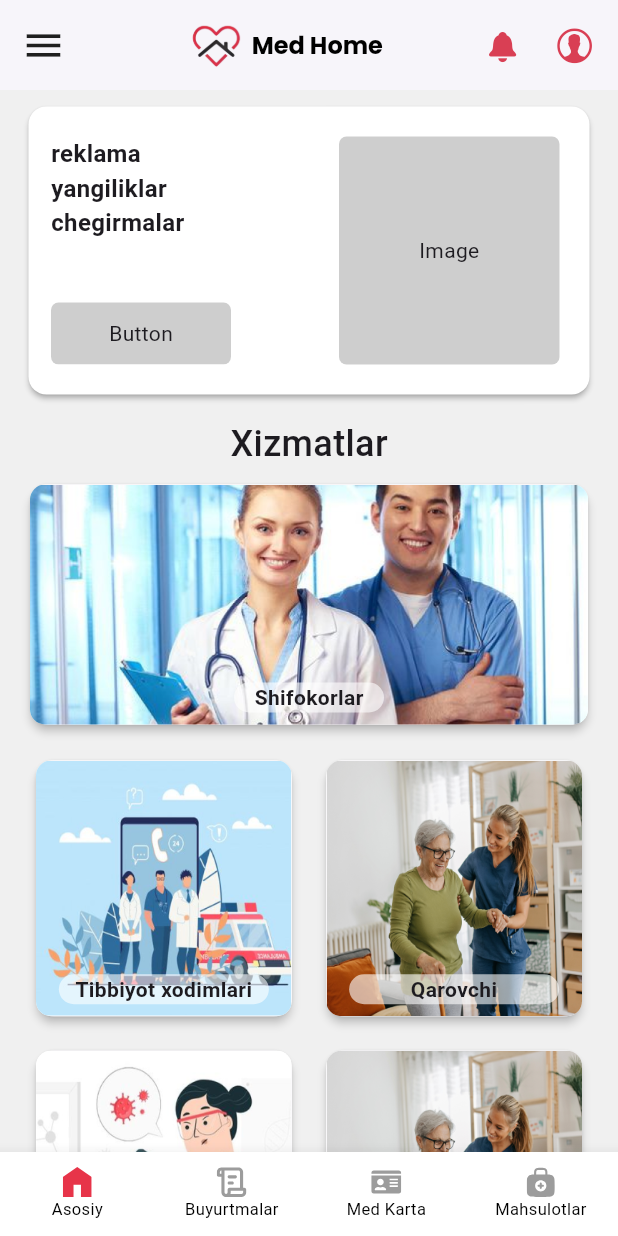
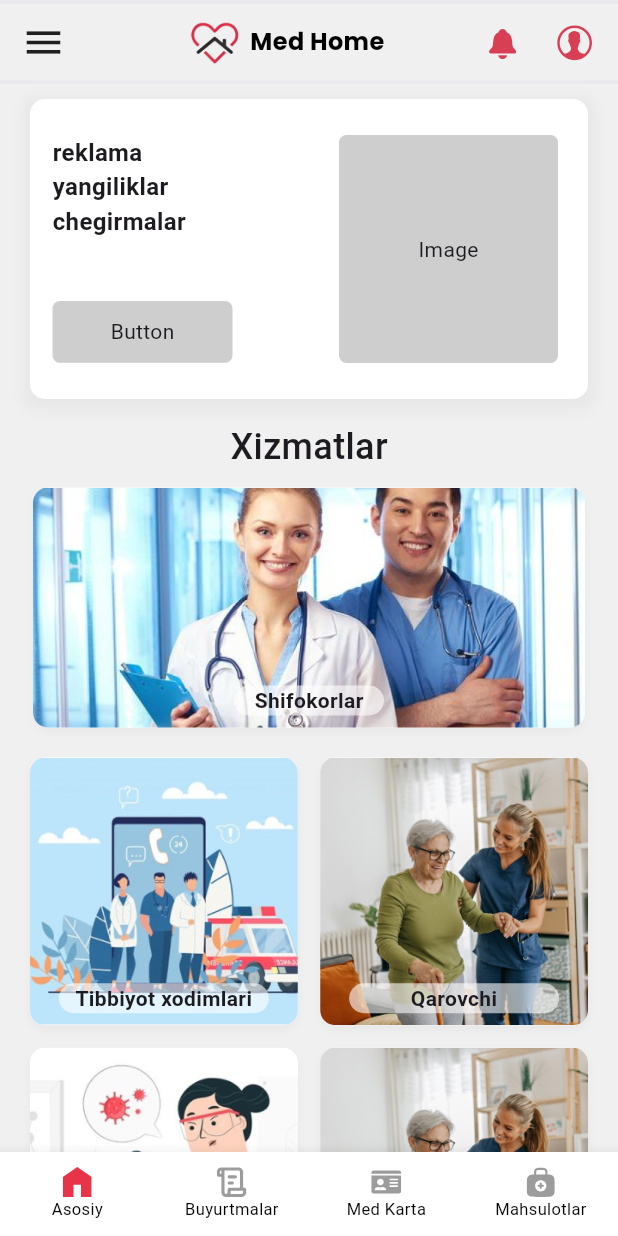
Before and after one commit to professorDeveloper/MedHome, a Flutter app: the BottomNavbar screen opened directly, on a phone screen of 412 x 824 dp. Run offline on Flutter 3.47's test engine with Material 3 defaults, Android fonts, the light colour scheme and no system bars; our stand-ins replace animate_do, another_flushbar, auto_route, bloc, connectivity_plus, flutter_bloc and 6 more; missing offline and left inert: dart:ffi, flutter_share, new_version, otp_pin_field, shake; accounts and stored records are empty; project files that could hold a hidden picture were left out.

Commit message:
medhome screens

```diff
--- a/lib/bottomNavigation/bottom_navigation.dart
+++ b/lib/bottomNavigation/bottom_navigation.dart
@@ -1,6 +1,10 @@
 import 'package:flutter/material.dart';
 import 'package:flutter_svg/svg.dart';
+import 'package:medhome/screens/Mahsulotlar/Mahsulotlar_screen.dart';
 import 'package:medhome/screens/home/home_screen.dart';
+import 'package:medhome/screens/medkarta/medkarta_screen.dart';
+
+import '../screens/Buyurtmalar/Buyurtmalar_screen.dart';
 
 class BottomNavbar extends StatefulWidget {
   const BottomNavbar({super.key});
@@ -12,9 +16,9 @@ class BottomNavbar extends StatefulWidget {
 class _BottomNavbarState extends State<BottomNavbar> {
   final List<Widget> _screens = [
     const HomeScreen(),
-    // const SecondPage(),
-    // const ThirdPage(),
-    // const FourthScreen()
+    const BuyurtmalarScreen(),
+    const MedkartaScreen(),
+    const MahsulotlarScreen()
   ];
 
   int _currentIndex = 0;
--- a/lib/screens/home/home_screen.dart
+++ b/lib/screens/home/home_screen.dart
@@ -5,8 +5,6 @@ import 'package:google_fonts/google_fonts.dart';
 import 'package:medhome/resources/home/home_contents.dart';
 import 'package:medhome/utils/app_color.dart';
 import 'package:medhome/utils/app_images.dart';
-import 'package:medhome/utils/my_pref.dart';
-import 'package:medhome/widgets/bar_menu.dart';
 
 class HomeScreen extends StatefulWidget {
   const HomeScreen({super.key});
@@ -17,19 +15,9 @@ class HomeScreen extends StatefulWidget {
 
 class _HomeScreenState extends State<HomeScreen> {
   @override
-  void initState() {
-    super.initState();
-    Prefs.init();
-
-    print(    "asdasdasd${Prefs.getAccessToken()}");
-  }
-
-
-  @override
   Widget build(BuildContext context) {
     return Scaffold(
       backgroundColor: AppColor.gray1,
-      drawer: BarMenu(),
       appBar: _appBar(contxt: context, function: () {}),
       body: SingleChildScrollView(
         physics: BouncingScrollPhysics(),
@@ -53,11 +41,9 @@ class _HomeScreenState extends State<HomeScreen> {
             ),
             Column(
               children: [
-                Card(
+                Container(
                   margin:
-                  const EdgeInsets.symmetric(horizontal: 20, vertical: 10),
-                  elevation: 2.5,
-                  child: Container(
+                      const EdgeInsets.symmetric(horizontal: 22, vertical: 10),
                   height: 160,
                   width: double.infinity,
                   decoration: BoxDecoration(
@@ -66,6 +52,13 @@ class _HomeScreenState extends State<HomeScreen> {
                         fit: BoxFit.cover),
                     color: Colors.white,
                     borderRadius: BorderRadius.circular(10),
+                    boxShadow: [
+                      BoxShadow(
+                        color: Colors.grey.withOpacity(0.1),
+                        blurRadius: 4,
+                        offset: const Offset(0, 3),
+                      ),
+                    ],
                   ),
                   child: Column(
                     mainAxisAlignment: MainAxisAlignment.end,
@@ -94,7 +87,6 @@ class _HomeScreenState extends State<HomeScreen> {
                     ],
                   ),
                 ),
-                ),
                 gridHomeContainer(),
                 SizedBox(
                   height: 10,
@@ -105,6 +97,14 @@ class _HomeScreenState extends State<HomeScreen> {
                   width: double.infinity,
                   decoration: BoxDecoration(
                     color: Colors.white,
+                    boxShadow: [
+                      BoxShadow(
+                        color: Colors.grey.withOpacity(0.1),
+                        spreadRadius: 5,
+                        blurRadius: 7,
+                        offset: const Offset(0, 3),
+                      ),
+                    ],
                     borderRadius: BorderRadius.circular(10),
                   ),
                   child: Padding(
@@ -152,19 +152,23 @@ class _HomeScreenState extends State<HomeScreen> {
   AppBar _appBar(
           {required BuildContext contxt, required Function()? function}) =>
       AppBar(
-        elevation: 1.2,
-
-        scrolledUnderElevation: 1,
-        toolbarHeight: 60,
-        backgroundColor: Colors.white,
+        elevation: 1,
+        scrolledUnderElevation: 0,
+        backgroundColor: AppColor.gray1,
         titleSpacing: 0,
+        automaticallyImplyLeading: false,
         title: Container(
           width: double.infinity,
+          child: Material(
+            color: AppColor.gray1,
+            elevation: 0,
             child: Row(
                 mainAxisAlignment: MainAxisAlignment.start,
                 crossAxisAlignment: CrossAxisAlignment.center,
                 children: [
-                SizedBox(width: 5,),
+                  SizedBox(
+                    width: 5,
+                  ),
                   IconButton(
                       onPressed: (() => {}),
                       icon: Icon(
@@ -212,12 +216,12 @@ class _HomeScreenState extends State<HomeScreen> {
                         size: 27,
                         color: AppColor.red4,
                       )),
-                SizedBox(width: 5,),
-
+                  SizedBox(
+                    width: 5,
+                  ),
                 ]),
           ),
-
-        automaticallyImplyLeading: false,
+        ),
       );
 }
 
@@ -236,18 +240,22 @@ Padding gridHomeContainer() {
           shrinkWrap: true,
           physics: const NeverScrollableScrollPhysics(),
           itemBuilder: (context, index) {
-            return Card(
-              elevation: 2.5,
-              child: Container(
+            return Container(
               height: 155.54,
               width: 178.58,
               decoration: BoxDecoration(
                 image: DecorationImage(
                     image: AssetImage(homeContents[index].image),
-                      fit: BoxFit.fill),
+                    fit: BoxFit.cover),
                 color: Colors.white,
                 borderRadius: BorderRadius.circular(10),
-
+                boxShadow: [
+                  BoxShadow(
+                    color: Colors.grey.withOpacity(0.1),
+                    blurRadius: 4,
+                    offset: const Offset(0, 3),
+                  ),
+                ],
               ),
               child: Column(
                 mainAxisAlignment: MainAxisAlignment.end,
@@ -275,7 +283,6 @@ Padding gridHomeContainer() {
                   ),
                 ],
               ),
-              ),
             );
           },
         ),
@@ -286,13 +293,21 @@ Padding gridHomeContainer() {
 
 Container advertisementContainer() {
   return Container(
+    margin: const EdgeInsets.symmetric(horizontal: 20, vertical: 10),
     width: double.infinity,
     height: 200,
-    margin: const EdgeInsets.symmetric(horizontal: 15, vertical: 7),
-    child: Card(
-      shadowColor: AppColor.gray2,
-      elevation: 1.5,
+    decoration: BoxDecoration(
       color: Colors.white,
+      boxShadow: [
+        BoxShadow(
+          color: Colors.grey.withOpacity(0.1),
+          spreadRadius: 5,
+          blurRadius: 7,
+          offset: const Offset(0, 3), // changes position of shadow
+        ),
+      ],
+      borderRadius: BorderRadius.circular(10),
+    ),
     child: Row(
       children: [
         Expanded(
@@ -342,8 +357,6 @@ Container advertisementContainer() {
           ),
         )),
       ],
-      )
-
     ),
   );
 }
--- a/lib/utils/app_images.dart
+++ b/lib/utils/app_images.dart
@@ -25,6 +25,13 @@ class AppImages {
   static const Grid2 = "assets/images/2_grid.png";
   static const Grid3 = "assets/images/4_grid.png";
 
+  // medKarta
+  static const anketa = "assets/images/anketa.svg";
+  static const tube = "assets/images/tube.svg";
+
+  static const anketa1 = "assets/images/anketa.png";
+  static const tube1 = "assets/images/tube.png";
+
 // Comming soon ...
 // static const icHome = "assets/images/ic_home.svg";
 // static const icHomeResult = "assets/images/ic_home_result.svg";
```
Also changed, not shown: lib/main.dart (+6 -29 lines), lib/screens/Buyurtmalar/Buyurtmalar_screen.dart (added, +20 -0 lines), lib/screens/Mahsulotlar/Mahsulotlar_screen.dart (added, +163 -0 lines), lib/screens/forget/forget_screen_phone.dart (+4 -63 lines), lib/screens/medkarta/medkarta_screen.dart (added, +178 -0 lines), lib/screens/register/register_phone_verfy_screen.dart (+8 -9 lines), lib/widgets/flushbar.dart (+4 -7 lines), assets/images/anketa.png (added), assets/images/anketa.svg (added), assets/images/tube.png (added), assets/images/tube.svg (added), pubspec.lock, 3 other files. Lines whose indentation alone changed are shown as unchanged.
